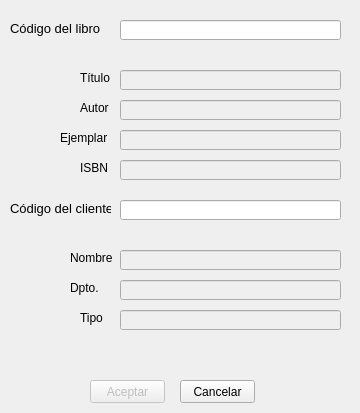
First picture: the form in prestamo.ui, repository AdrianPrietoLozano/biblioteca, before the edit.
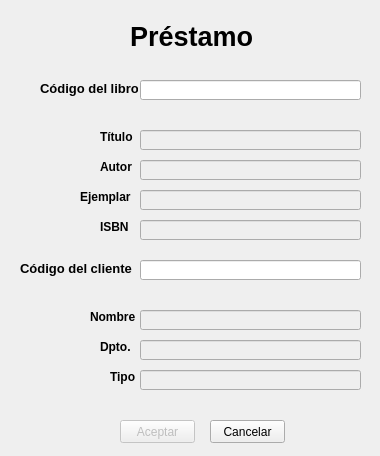
Second picture: the form after the edit.

```diff
--- a/prestamo.ui
+++ b/prestamo.ui
@@ -6,20 +6,20 @@
    <rect>
     <x>0</x>
     <y>0</y>
-    <width>360</width>
-    <height>413</height>
+    <width>380</width>
+    <height>456</height>
    </rect>
   </property>
   <property name="minimumSize">
    <size>
-    <width>360</width>
-    <height>413</height>
+    <width>380</width>
+    <height>456</height>
    </size>
   </property>
   <property name="maximumSize">
    <size>
-    <width>360</width>
-    <height>413</height>
+    <width>380</width>
+    <height>456</height>
    </size>
   </property>
   <property name="windowTitle">
@@ -28,15 +28,17 @@
   <widget class="QLabel" name="label">
    <property name="geometry">
     <rect>
-     <x>10</x>
-     <y>20</y>
-     <width>91</width>
+     <x>40</x>
+     <y>80</y>
+     <width>98</width>
      <height>16</height>
     </rect>
    </property>
    <property name="font">
     <font>
      <pointsize>10</pointsize>
+     <weight>75</weight>
+     <bold>true</bold>
     </font>
    </property>
    <property name="text">
@@ -46,15 +48,17 @@
   <widget class="QLabel" name="label_2">
    <property name="geometry">
     <rect>
-     <x>10</x>
-     <y>200</y>
-     <width>101</width>
+     <x>20</x>
+     <y>260</y>
+     <width>113</width>
      <height>16</height>
     </rect>
    </property>
    <property name="font">
     <font>
      <pointsize>10</pointsize>
+     <weight>75</weight>
+     <bold>true</bold>
     </font>
    </property>
    <property name="text">
@@ -64,15 +68,17 @@
   <widget class="QLabel" name="label_3">
    <property name="geometry">
     <rect>
-     <x>80</x>
-     <y>70</y>
-     <width>31</width>
-     <height>16</height>
+     <x>100</x>
+     <y>130</y>
+     <width>35</width>
+     <height>14</height>
     </rect>
    </property>
    <property name="font">
     <font>
      <pointsize>9</pointsize>
+     <weight>75</weight>
+     <bold>true</bold>
     </font>
    </property>
    <property name="text">
@@ -82,15 +88,17 @@
   <widget class="QLabel" name="label_4">
    <property name="geometry">
     <rect>
-     <x>80</x>
-     <y>100</y>
-     <width>31</width>
-     <height>16</height>
+     <x>100</x>
+     <y>160</y>
+     <width>36</width>
+     <height>14</height>
     </rect>
    </property>
    <property name="font">
     <font>
      <pointsize>9</pointsize>
+     <weight>75</weight>
+     <bold>true</bold>
     </font>
    </property>
    <property name="text">
@@ -100,15 +108,17 @@
   <widget class="QLabel" name="label_5">
    <property name="geometry">
     <rect>
-     <x>60</x>
-     <y>130</y>
-     <width>51</width>
-     <height>16</height>
+     <x>80</x>
+     <y>190</y>
+     <width>52</width>
+     <height>14</height>
     </rect>
    </property>
    <property name="font">
     <font>
      <pointsize>9</pointsize>
+     <weight>75</weight>
+     <bold>true</bold>
     </font>
    </property>
    <property name="text">
@@ -118,15 +128,17 @@
   <widget class="QLabel" name="label_6">
    <property name="geometry">
     <rect>
-     <x>80</x>
-     <y>160</y>
-     <width>31</width>
-     <height>16</height>
+     <x>100</x>
+     <y>220</y>
+     <width>29</width>
+     <height>14</height>
     </rect>
    </property>
    <property name="font">
     <font>
      <pointsize>9</pointsize>
+     <weight>75</weight>
+     <bold>true</bold>
     </font>
    </property>
    <property name="text">
@@ -136,15 +148,17 @@
   <widget class="QLabel" name="label_7">
    <property name="geometry">
     <rect>
-     <x>70</x>
-     <y>250</y>
-     <width>51</width>
-     <height>16</height>
+     <x>90</x>
+     <y>310</y>
+     <width>47</width>
+     <height>14</height>
     </rect>
    </property>
    <property name="font">
     <font>
      <pointsize>9</pointsize>
+     <weight>75</weight>
+     <bold>true</bold>
     </font>
    </property>
    <property name="text">
@@ -154,15 +168,17 @@
   <widget class="QLabel" name="label_8">
    <property name="geometry">
     <rect>
-     <x>70</x>
-     <y>280</y>
-     <width>41</width>
-     <height>16</height>
+     <x>100</x>
+     <y>340</y>
+     <width>35</width>
+     <height>14</height>
     </rect>
    </property>
    <property name="font">
     <font>
      <pointsize>9</pointsize>
+     <weight>75</weight>
+     <bold>true</bold>
     </font>
    </property>
    <property name="text">
@@ -172,15 +188,17 @@
   <widget class="QLabel" name="label_9">
    <property name="geometry">
     <rect>
-     <x>80</x>
-     <y>310</y>
-     <width>31</width>
-     <height>16</height>
+     <x>110</x>
+     <y>370</y>
+     <width>26</width>
+     <height>14</height>
     </rect>
    </property>
    <property name="font">
     <font>
      <pointsize>9</pointsize>
+     <weight>75</weight>
+     <bold>true</bold>
     </font>
    </property>
    <property name="text">
@@ -193,8 +211,8 @@
    </property>
    <property name="geometry">
     <rect>
-     <x>120</x>
-     <y>70</y>
+     <x>140</x>
+     <y>130</y>
      <width>221</width>
      <height>20</height>
     </rect>
@@ -206,8 +224,8 @@
    </property>
    <property name="geometry">
     <rect>
-     <x>120</x>
-     <y>100</y>
+     <x>140</x>
+     <y>160</y>
      <width>221</width>
      <height>20</height>
     </rect>
@@ -219,8 +237,8 @@
    </property>
    <property name="geometry">
     <rect>
-     <x>120</x>
-     <y>130</y>
+     <x>140</x>
+     <y>190</y>
      <width>221</width>
      <height>20</height>
     </rect>
@@ -232,8 +250,8 @@
    </property>
    <property name="geometry">
     <rect>
-     <x>120</x>
-     <y>160</y>
+     <x>140</x>
+     <y>220</y>
      <width>221</width>
      <height>20</height>
     </rect>
@@ -245,8 +263,8 @@
    </property>
    <property name="geometry">
     <rect>
-     <x>120</x>
-     <y>250</y>
+     <x>140</x>
+     <y>310</y>
      <width>221</width>
      <height>20</height>
     </rect>
@@ -258,8 +276,8 @@
    </property>
    <property name="geometry">
     <rect>
-     <x>120</x>
-     <y>280</y>
+     <x>140</x>
+     <y>340</y>
      <width>221</width>
      <height>20</height>
     </rect>
@@ -271,8 +289,8 @@
    </property>
    <property name="geometry">
     <rect>
-     <x>120</x>
-     <y>310</y>
+     <x>140</x>
+     <y>370</y>
      <width>221</width>
      <height>20</height>
     </rect>
@@ -281,8 +299,8 @@
   <widget class="QLabel" name="labelLibro">
    <property name="geometry">
     <rect>
-     <x>120</x>
-     <y>40</y>
+     <x>140</x>
+     <y>100</y>
      <width>221</width>
      <height>16</height>
     </rect>
@@ -294,8 +312,8 @@
   <widget class="QLabel" name="labelCliente">
    <property name="geometry">
     <rect>
-     <x>120</x>
-     <y>220</y>
+     <x>130</x>
+     <y>280</y>
      <width>221</width>
      <height>16</height>
     </rect>
@@ -307,8 +325,8 @@
   <widget class="QLineEdit" name="lineEditCodigoLibro">
    <property name="geometry">
     <rect>
-     <x>120</x>
-     <y>20</y>
+     <x>140</x>
+     <y>80</y>
      <width>221</width>
      <height>20</height>
     </rect>
@@ -317,8 +335,8 @@
   <widget class="QLineEdit" name="lineEditCodigoCliente">
    <property name="geometry">
     <rect>
-     <x>120</x>
-     <y>200</y>
+     <x>140</x>
+     <y>260</y>
      <width>221</width>
      <height>20</height>
     </rect>
@@ -330,8 +348,8 @@
    </property>
    <property name="geometry">
     <rect>
-     <x>90</x>
-     <y>380</y>
+     <x>120</x>
+     <y>420</y>
      <width>75</width>
      <height>23</height>
     </rect>
@@ -343,8 +361,8 @@
   <widget class="QPushButton" name="botonCancelar">
    <property name="geometry">
     <rect>
-     <x>180</x>
-     <y>380</y>
+     <x>210</x>
+     <y>420</y>
      <width>75</width>
      <height>23</height>
     </rect>
@@ -353,6 +371,26 @@
     <string>Cancelar</string>
    </property>
   </widget>
+  <widget class="QLabel" name="label_10">
+   <property name="geometry">
+    <rect>
+     <x>130</x>
+     <y>20</y>
+     <width>130</width>
+     <height>33</height>
+    </rect>
+   </property>
+   <property name="font">
+    <font>
+     <pointsize>20</pointsize>
+     <weight>75</weight>
+     <bold>true</bold>
+    </font>
+   </property>
+   <property name="text">
+    <string>Préstamo</string>
+   </property>
+  </widget>
  </widget>
  <resources/>
  <connections/>
```
Left out of the diff: 13 changed lines with no effect on the pictures.
